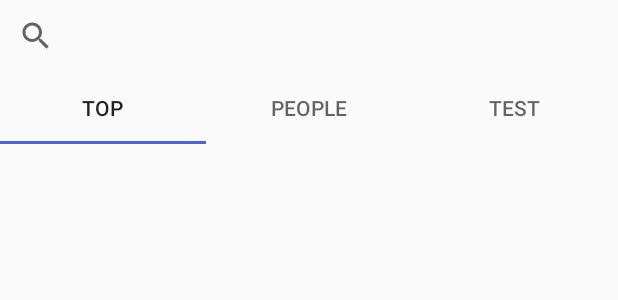
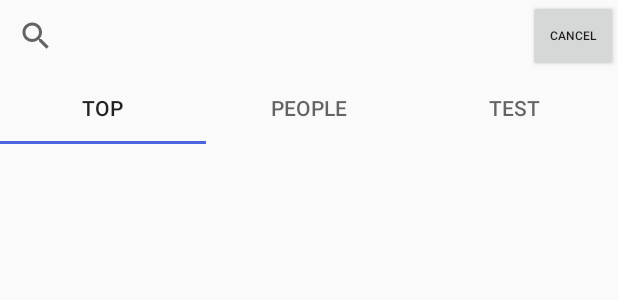
Before and after one commit to chaofanqw/instagram_like_app, an Android app: the layout fragment_discover.xml on its own in the app's theme, with its tools: preview values and no code run, on a phone screen of 412 x 824 dp. Shown: the top 300 px of the screen. Run offline under Robolectric (Android 15) with nearby library versions, the light colour scheme and no system bars.

Commit message:
Search implemented search logic implemented

```diff
--- a/app/src/main/java/net/dunrou/mobile/base/firebaseClass/FirebaseUser.java
+++ b/app/src/main/java/net/dunrou/mobile/base/firebaseClass/FirebaseUser.java
@@ -1,10 +1,6 @@
 package net.dunrou.mobile.base.firebaseClass;
 
-import android.net.Uri;
-
 import net.dunrou.mobile.base.converter.UriConverter;
-
-import org.greenrobot.greendao.annotation.Convert;
 
 import java.net.URI;
 import java.util.HashMap;
--- a/app/src/main/res/layout/fragment_discover.xml
+++ b/app/src/main/res/layout/fragment_discover.xml
@@ -6,11 +6,34 @@
     android:layout_height="wrap_content"
     android:orientation="vertical">
 
-    <SearchView
-        android:id="@+id/search_SV"
+    <android.support.constraint.ConstraintLayout
         android:layout_width="match_parent"
-        android:layout_height="match_parent"
-        android:closeIcon="@android:drawable/presence_offline" />
+        android:layout_height="wrap_content">
+
+        <SearchView
+            android:id="@+id/search_SV"
+            android:layout_width="0dp"
+            android:layout_height="wrap_content"
+            android:closeIcon="@android:drawable/presence_offline"
+            app:layout_constrainedHeight="false"
+            app:layout_constraintLeft_toLeftOf="parent"
+            app:layout_constraintLeft_toRightOf="parent"
+            app:layout_constraintRight_toLeftOf="@+id/searchCancel_BT"
+            app:layout_constraintTop_toTopOf="parent">
+
+        </SearchView>
+
+        <Button
+            android:id="@+id/searchCancel_BT"
+            android:layout_width="60dp"
+            android:layout_height="match_parent"
+            android:layout_weight="1"
+            android:text="@android:string/cancel"
+            android:textSize="8sp"
+            app:layout_constraintRight_toRightOf="parent"
+            app:layout_constraintTop_toTopOf="parent" />
+
+    </android.support.constraint.ConstraintLayout>
 
     <android.support.design.widget.TabLayout
         android:id="@+id/discover_TL"
```
Also changed, not shown: app/src/main/java/net/dunrou/mobile/base/SuggestedUser.java (+20 -1 lines), app/src/main/java/net/dunrou/mobile/base/message/DiscoverMessage.java (+12 -1 lines), app/src/main/java/net/dunrou/mobile/bean/DiscoverUserAdapter.java (+51 -5 lines), app/src/main/java/net/dunrou/mobile/fragment/DiscoverFragment.java (+18 -5 lines), app/src/main/java/net/dunrou/mobile/network/firebaseNetwork/FirebaseUtil.java (+31 -0 lines).
